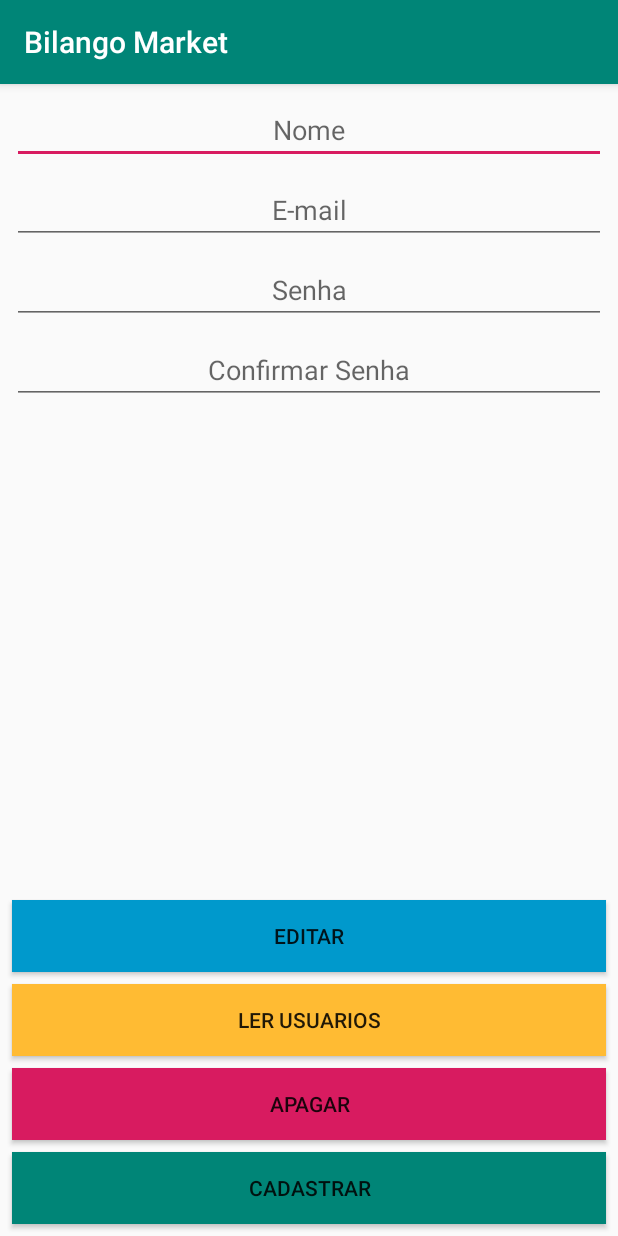
After one commit to notmarinho/BilangoMarket, an Android app: the Cadastro screen opened directly, with no data from a screen before it, on a phone screen of 412 x 824 dp. The commit adds this screen. Run offline under Robolectric (Android 15) with nearby library versions, the light colour scheme and no system bars.

Commit message:
CRUD
Implementação do Crud

```diff
--- a/app/src/main/AndroidManifest.xml
+++ b/app/src/main/AndroidManifest.xml
@@ -16,6 +16,7 @@
                 <category android:name="android.intent.category.LAUNCHER" />
             </intent-filter>
         </activity>
+        <activity android:name=".Cadastro"></activity>
     </application>
 
 </manifest>
--- /dev/null
+++ b/app/src/main/java/com/example/mateus/bilangomarket/CRUD/Create.java
@@ -0,0 +1,62 @@
+package com.example.mateus.bilangomarket.CRUD;
+import android.content.Context;
+import android.database.sqlite.SQLiteDatabase;
+import android.database.sqlite.SQLiteOpenHelper;
+
+public class Create extends SQLiteOpenHelper {
+
+    private static final String NOME_DB = "BANCO";
+    private static final int VERSAO_DB = 1;
+    private static final String TABELA_USUARIO = "TABELA_USUARIO";
+
+    private static final String PATH_DB = "/data/user/0/com.example.mateus.bilangomarket/database/BANCO";
+    private Context mContext;
+    private SQLiteDatabase db;
+
+
+
+    public Create(Context context) {
+        super(context, NOME_DB, null, VERSAO_DB);
+        this.mContext = context;
+        db = getWritableDatabase(); /*Agora  o banco de dados é do tipo Writable, para escrever o banco*/
+    }
+
+    @Override
+    public void onCreate(SQLiteDatabase db) {
+
+    }
+
+    @Override
+    public void onUpgrade(SQLiteDatabase db, int oldVersion, int newVersion) {
+
+    }
+
+
+    public boolean createTable(){
+        openDB();
+        String createTable = "CREATE TABLE IF NOT EXISTS "+ TABELA_USUARIO +" ("
+                +"NOME TEXT,"
+                +"EMAIL TEXT,"
+                +"SENHA TEXT,"
+                +"ATIVO TEXT)";
+        try{
+            db.execSQL(createTable);
+            return true;
+
+        }catch (Exception e){
+            e.printStackTrace();
+            return false;
+        } finally {
+            db.close();
+        }
+    }
+
+
+    private void openDB(){
+        if(!db.isOpen()){
+            db = mContext.openOrCreateDatabase(PATH_DB, SQLiteDatabase.OPEN_READWRITE, null);
+        }
+    }
+
+
+}
--- /dev/null
+++ b/app/src/main/res/layout/activity_cadastro.xml
@@ -0,0 +1,128 @@
+<?xml version="1.0" encoding="utf-8"?>
+<android.support.constraint.ConstraintLayout xmlns:android="http://schemas.android.com/apk/res/android"
+    xmlns:app="http://schemas.android.com/apk/res-auto"
+    xmlns:tools="http://schemas.android.com/tools"
+    android:layout_width="match_parent"
+    android:layout_height="match_parent"
+    tools:context=".Cadastro">
+
+    <EditText
+        android:id="@+id/edt_nome"
+        android:layout_width="0dp"
+        android:layout_height="wrap_content"
+        android:layout_marginStart="8dp"
+        android:layout_marginTop="8dp"
+        android:layout_marginEnd="8dp"
+        android:ems="10"
+        android:hint="Nome"
+        android:inputType="textPersonName"
+        android:textAlignment="center"
+        app:layout_constraintEnd_toEndOf="parent"
+        app:layout_constraintStart_toStartOf="parent"
+        app:layout_constraintTop_toTopOf="parent" />
+
+    <EditText
+        android:id="@+id/edt_email"
+        android:layout_width="0dp"
+        android:layout_height="wrap_content"
+        android:layout_marginStart="8dp"
+        android:layout_marginTop="8dp"
+        android:layout_marginEnd="8dp"
+        android:ems="10"
+        android:hint="E-mail"
+        android:inputType="textEmailAddress"
+        android:textAlignment="center"
+        app:layout_constraintEnd_toEndOf="parent"
+        app:layout_constraintStart_toStartOf="parent"
+        app:layout_constraintTop_toBottomOf="@+id/edt_nome" />
+
+    <EditText
+        android:id="@+id/edt_senha"
+        android:layout_width="0dp"
+        android:layout_height="wrap_content"
+        android:layout_marginStart="8dp"
+        android:layout_marginTop="8dp"
+        android:layout_marginEnd="8dp"
+        android:ems="10"
+        android:hint="Senha"
+        android:inputType="textPassword"
+        android:textAlignment="center"
+        app:layout_constraintEnd_toEndOf="parent"
+        app:layout_constraintStart_toStartOf="parent"
+        app:layout_constraintTop_toBottomOf="@+id/edt_email" />
+
+    <EditText
+        android:id="@+id/edt_confSenha"
+        android:layout_width="0dp"
+        android:layout_height="wrap_content"
+        android:layout_marginStart="8dp"
+        android:layout_marginTop="8dp"
+        android:layout_marginEnd="8dp"
+        android:ems="10"
+        android:hint="Confirmar Senha"
+        android:inputType="textPassword"
+        android:textAlignment="center"
+        app:layout_constraintEnd_toEndOf="parent"
+        app:layout_constraintStart_toStartOf="parent"
+        app:layout_constraintTop_toBottomOf="@+id/edt_senha" />
+
+    <Button
+        android:id="@+id/button3"
+        android:layout_width="match_parent"
+        android:layout_height="wrap_content"
+        android:layout_marginStart="8dp"
+        android:layout_marginEnd="8dp"
+        android:layout_marginBottom="8dp"
+        android:background="@color/colorAccent"
+        android:onClick="deletarUsuario"
+        android:text="APAGAR"
+        app:layout_constraintBottom_toTopOf="@+id/btn_cadastrar"
+        app:layout_constraintEnd_toEndOf="parent"
+        app:layout_constraintHorizontal_bias="1.0"
+        app:layout_constraintStart_toStartOf="parent" />
+
+    <Button
+        android:id="@+id/button2"
+        android:layout_width="match_parent"
+        android:layout_height="wrap_content"
+        android:layout_marginStart="8dp"
+        android:layout_marginEnd="8dp"
+        android:layout_marginBottom="8dp"
+        android:layout_weight="1"
+        android:background="@android:color/holo_orange_light"
+        android:onClick="lerTabela"
+        android:text="Ler usuarios"
+        app:layout_constraintBottom_toTopOf="@+id/button3"
+        app:layout_constraintEnd_toEndOf="parent"
+        app:layout_constraintStart_toStartOf="parent" />
+
+    <Button
+        android:id="@+id/btn_cadastrar"
+        android:layout_width="match_parent"
+        android:layout_height="wrap_content"
+        android:layout_marginStart="8dp"
+        android:layout_marginEnd="8dp"
+        android:layout_marginBottom="8dp"
+        android:layout_weight="1"
+        android:background="@color/colorPrimary"
+        android:onClick="validarCampos"
+        android:text="Cadastrar"
+        app:layout_constraintBottom_toBottomOf="parent"
+        app:layout_constraintEnd_toEndOf="parent"
+        app:layout_constraintStart_toStartOf="parent" />
+
+    <Button
+        android:id="@+id/button6"
+        android:layout_width="0dp"
+        android:layout_height="wrap_content"
+        android:layout_marginStart="8dp"
+        android:layout_marginEnd="8dp"
+        android:layout_marginBottom="8dp"
+        android:background="@android:color/holo_blue_dark"
+        android:onClick="editarUsuario"
+        android:text="EDITAR"
+        app:layout_constraintBottom_toTopOf="@+id/button2"
+        app:layout_constraintEnd_toEndOf="parent"
+        app:layout_constraintStart_toStartOf="parent" />
+
+</android.support.constraint.ConstraintLayout>
```
Also changed, not shown: app/src/main/java/com/example/mateus/bilangomarket/CRUD/Delete.java (added, +93 -0 lines), app/src/main/java/com/example/mateus/bilangomarket/CRUD/Read.java (added, +80 -0 lines), app/src/main/java/com/example/mateus/bilangomarket/CRUD/Update.java (added, +92 -0 lines), app/src/main/java/com/example/mateus/bilangomarket/Cadastro.java (added, +146 -0 lines), app/src/main/java/com/example/mateus/bilangomarket/MainActivity.java (+7 -0 lines), app/src/main/java/com/example/mateus/bilangomarket/Usuario.java (added, +40 -0 lines), app/src/main/res/layout/activity_main.xml (+15 -1 lines), 3 other files.
